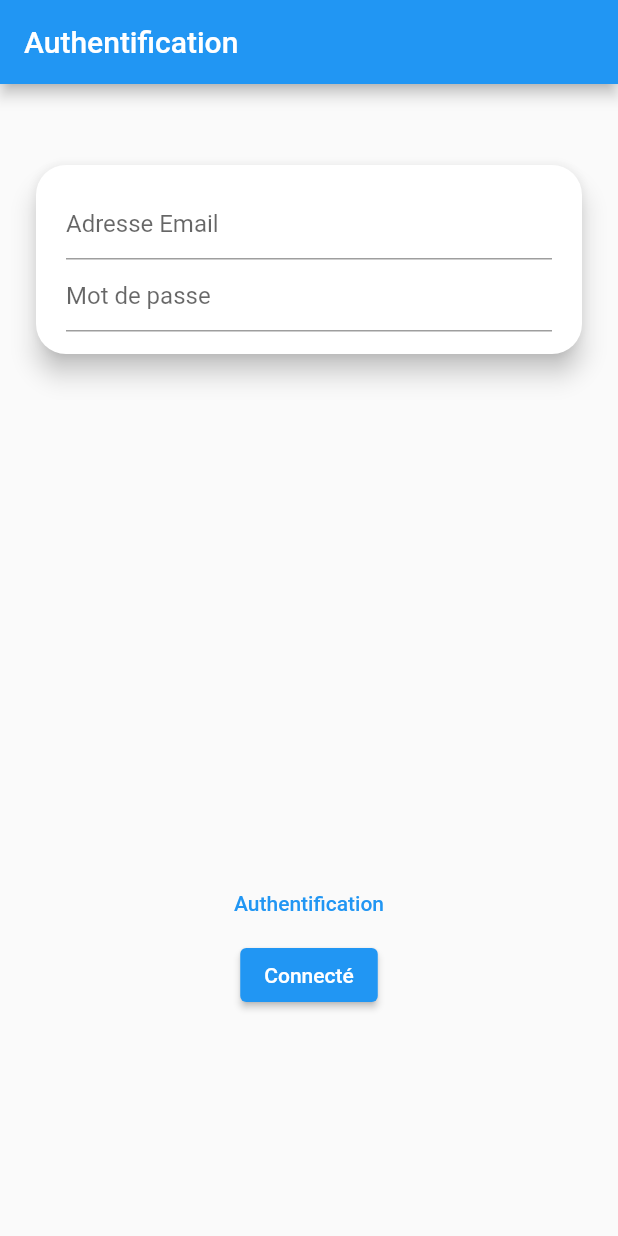
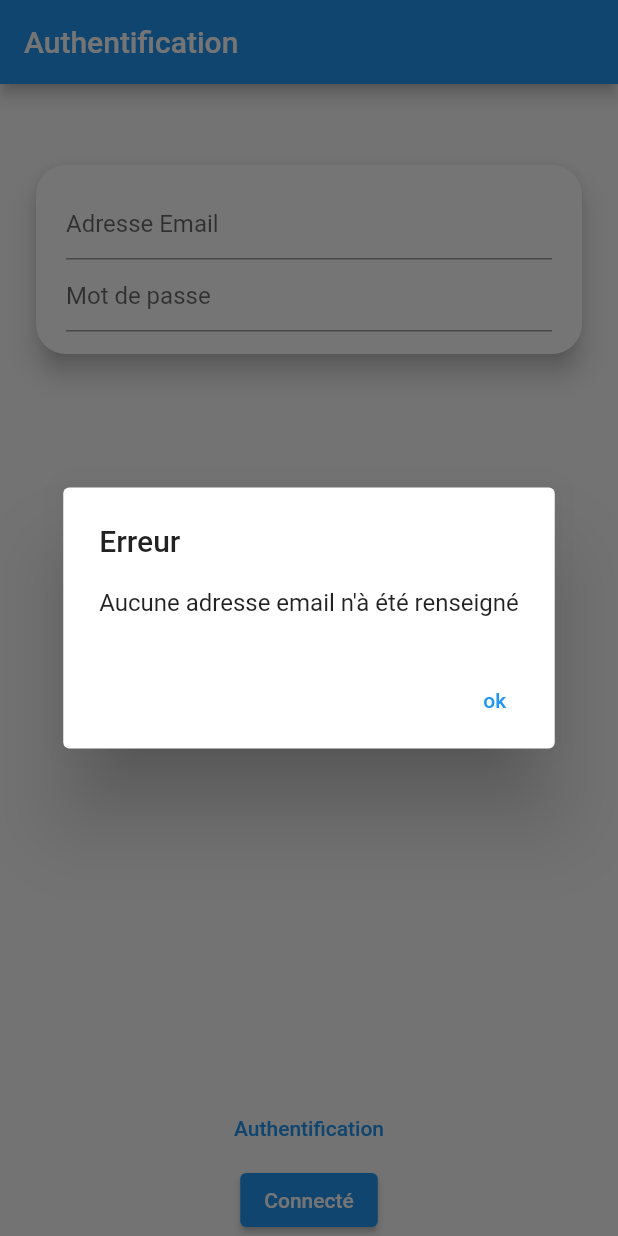
Before and after one commit to cyberplanete/flutter_messager_v2, a Flutter app: the screen it shows after launch, after a tap on "Connecté", on a phone screen of 412 x 824 dp. Run offline on Flutter 3.47's test engine with Material 2 defaults, Android fonts, the phone set to English and light mode, and no system bars; our stand-ins replace cloud_firestore, firebase_auth, firebase_core; accounts and stored records are empty.

Commit message:
Correction nom des fichiers

```diff
--- a/lib/controller/AuthentificationController.dart
+++ b/lib/controller/authentificationController.dart
@@ -1,12 +1,8 @@
-import 'dart:ffi';
-
 import 'package:flutter/cupertino.dart';
 import 'package:flutter/material.dart';
-import 'package:flutter_messager_v2/controller/FireBaseController.dart';
-import 'package:flutter_messager_v2/views/MyButtonGradient.dart';
+import 'package:flutter_messager_v2/controller/fireBaseController.dart';
 import 'package:flutter_messager_v2/views/MyPaddingCustomWith.dart';
 import 'package:flutter_messager_v2/views/constants.dart';
-import 'package:flutter_messager_v2/views/my_custom_Paint.dart';
 
 class AuthentificationController extends StatefulWidget {
   const AuthentificationController({Key? key}) : super(key: key);
@@ -55,25 +51,22 @@ class _AuthentificationControllerState
             ),
           ),
 
-
           TextButton(
             onPressed: () {
               setState(() {
                 _isUserConnected = !_isUserConnected;
               });
             },
-            child: Text((_isUserConnected)
-                ? "Authentification"
-                : "Creation de compte"),
+            child: Text(
+                (_isUserConnected) ? "Authentification" : "Creation de compte"),
           ),
           ElevatedButton(
             onPressed: () {
               //TODO
-              // _gestionDeConnexion();
+              _gestionDeConnexion();
             },
             child: Text('Connecté'),
-          ), SizedBox(height: 150,)
-
+          ), // SizedBox(height: 10,)
         ],
       ),
     );
@@ -120,7 +113,7 @@ class _AuthentificationControllerState
     return widgets;
   }
 
-  void _gestionDeConnexion(bool bool) {
+  void _gestionDeConnexion() {
     if (_adresseEmail != null) {
       if (_motDePasse != null) {
         if (_isUserConnected) {
@@ -184,11 +177,13 @@ class _AuthentificationControllerState
   ///Se positionne dessous les boutons - Affiche les vues contenant des textfields permettant la connexion ou la creation du compte
   ///l'index 0 est pour un utilisateur deja enregistré
   Widget viewSignIn(int index) {
-    return Column(
+    /// Dans un SingleChildScrollView pour palier au problème de "A RenderFlex overflowed"
+    return SingleChildScrollView(
+      child: Column(
         children: [
           MyPaddingCustomWith(
             top: 50,
-          bottom:50,
+            bottom: 50,
 
             ///Padding a partir du bord de l'écran
             left: 20,
@@ -217,9 +212,8 @@ class _AuthentificationControllerState
                   ),
             ),
           ),
-
-
         ],
+      ),
     );
   }
 }
--- a/lib/controller/FireBaseController.dart
+++ b/lib/controller/fireBaseController.dart
@@ -3,18 +3,14 @@ import 'package:firebase_auth/firebase_auth.dart';
 
 class FirebaseController {
   ///Autorisation
-  static final firebase_auth_instance = FirebaseAuth.instance;
+  final firebase_auth_instance = FirebaseAuth.instance;
 
   ///base de donnée utilisateur realtimeDatabase
   static final firestore_instance = FirebaseFirestore.instance;
-  final firebase_firestore_collectionUtilisateurs =
+  final firebase_collectionUtilisateurs =
       firestore_instance.collection("utilisateurs");
 
-  Future<User?> seConnecter(String mail, String mdp) async {
-    final UserCredential user = await FirebaseAuth.instance
-        .signInWithEmailAndPassword(email: mail, password: mdp);
-    return user.user;
-  }
+
 
   /// Methode permettant la création du compte utilisateur sur Firebase
   Future<User?> creationDeCompte(
@@ -33,8 +29,15 @@ class FirebaseController {
     AddUser(utilisateurUid, userData);
     return user;
   }
+  /// Ajouter un utilisateur dans la base de données de Firebase
+  void AddUser(String utilisateurUid, Map<String, String> userData) {
+    firebase_collectionUtilisateurs.doc(utilisateurUid).set(userData);
+  }
 
-  void AddUser(String utilisateurUid, Map<String, String> userData) {
-    firebase_firestore_collectionUtilisateurs.doc(utilisateurUid).set(userData);
+  /// Connecter un utilisateur à la base de données Firebase
+  Future<User?> seConnecter(String mail, String mdp) async {
+    final UserCredential user = await FirebaseAuth.instance
+        .signInWithEmailAndPassword(email: mail, password: mdp);
+    return user.user;
   }
 }
--- a/lib/main.dart
+++ b/lib/main.dart
@@ -1,8 +1,8 @@
 import 'package:firebase_auth/firebase_auth.dart';
 import 'package:firebase_core/firebase_core.dart';
 import 'package:flutter/material.dart';
-import 'package:flutter_messager_v2/controller/AuthentificationController.dart';
-import 'package:flutter_messager_v2/controller/MainAppController.dart';
+import 'package:flutter_messager_v2/controller/authentificationController.dart';
+import 'package:flutter_messager_v2/controller/mainAppController.dart';
 
 // @dart=2.9
 void main() async {
```
Also changed, not shown: lib/controller/MainAppController.dart (deleted, +0 -17 lines), lib/controller/mainAppController.dart (added, +66 -0 lines). Lines whose indentation alone changed are shown as unchanged.
